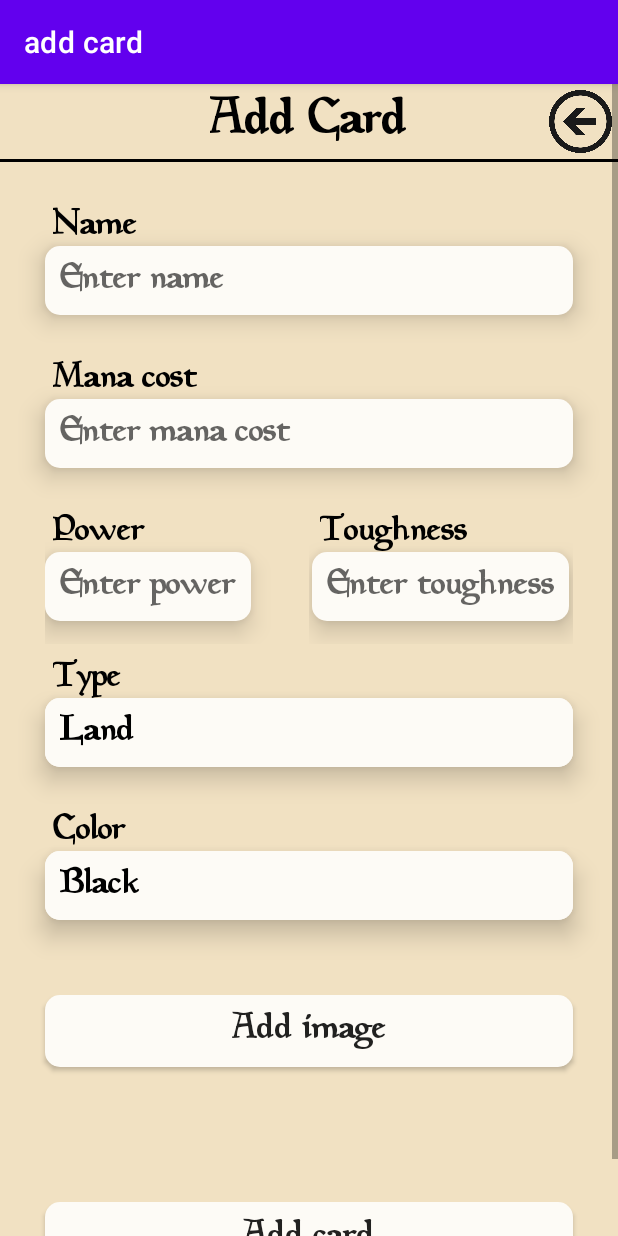
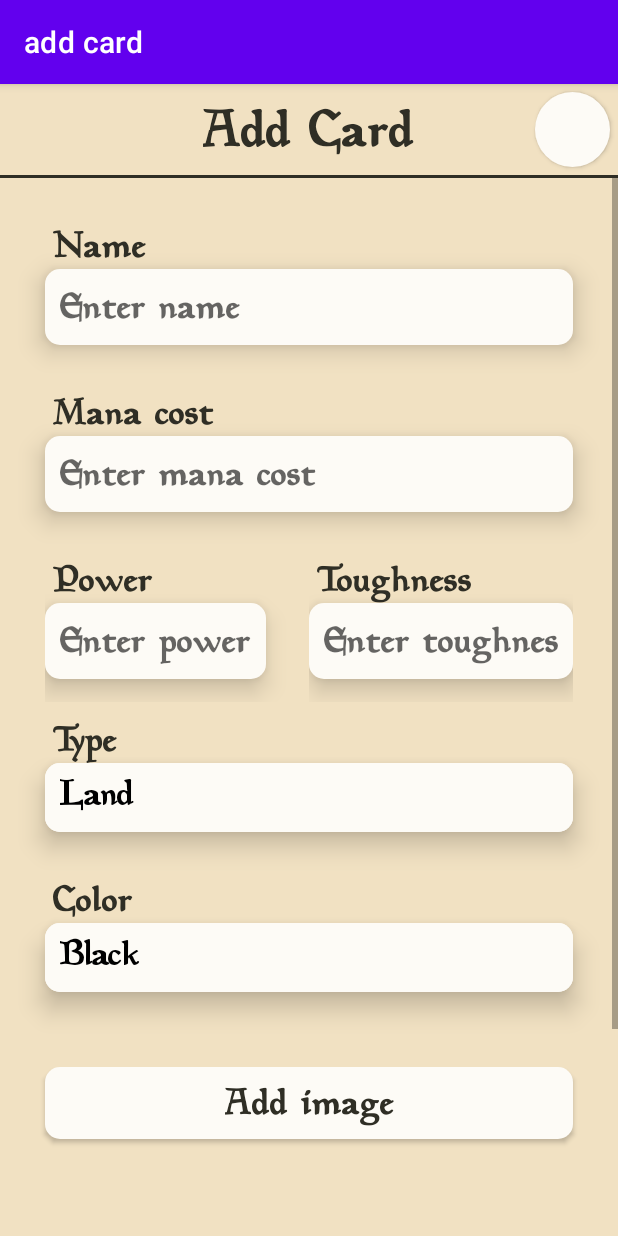
Before and after one commit to Fabian-2596/MSD_Assignment, an Android app: the screen it shows after launch (AddCard), after a tap on an icon or button, on a phone screen of 412 x 824 dp. Run offline under Robolectric (Android 15) with nearby library versions, the phone set to English and light mode, and no system bars; pictures from the network do not load.

Commit message:
Changed font, added fail state to add card

```diff
--- a/app/src/main/AndroidManifest.xml
+++ b/app/src/main/AndroidManifest.xml
@@ -15,7 +15,7 @@
         android:theme="@style/Theme.MTGCollection"
         tools:targetApi="31">
         <activity
-            android:name=".MainActivity"
+            android:name=".AllCards"
             android:exported="true">
             <intent-filter>
                 <action android:name="android.intent.action.MAIN" />
--- a/app/src/main/java/com/example/mtgcollection/AllCards.java
+++ b/app/src/main/java/com/example/mtgcollection/AllCards.java
@@ -1,15 +1,45 @@
 package com.example.mtgcollection;
 
-import android.os.Bundle;
 
 import androidx.appcompat.app.AppCompatActivity;
 
+
+import android.content.Intent;
+import android.database.Cursor;
+import android.os.Bundle;
+import android.view.View;
+import android.widget.ImageButton;
+import android.widget.ListView;
+
+
 public class AllCards extends AppCompatActivity {
 
+    CardDatabaseManager cdm = new CardDatabaseManager(this);
+
     @Override
-    public void onCreate(Bundle savedInstanceState) {
+    protected void onCreate(Bundle savedInstanceState) {
         super.onCreate(savedInstanceState);
+        setContentView(R.layout.card_list);
 
+        ListView lv_cards = findViewById(R.id.lv_cards);
 
+        cdm.open();
+        Cursor cards = cdm.getAllCards();
+
+            cards.moveToFirst();
+            CardCursorAdapter cca = new CardCursorAdapter(this, cards);
+            lv_cards.setAdapter(cca);
+
+        cdm.close();
+
+        ImageButton btn_add = findViewById(R.id.btn_add);
+        btn_add.setOnClickListener(new View.OnClickListener() {
+            @Override
+            public void onClick(View v) {
+                Intent addCard = new Intent(AllCards.this, AddCard.class);
+                startActivity(addCard);
+                finish();
+            }
+        });
     }
 }
--- a/app/src/main/java/com/example/mtgcollection/CardDatabaseManager.java
+++ b/app/src/main/java/com/example/mtgcollection/CardDatabaseManager.java
@@ -58,6 +58,7 @@ import android.util.Log;
             values.put(KEY_IMAGE, card.getImage());
 
             database.insert(TABLE_CARD, null, values);
+
         }
 
         void addDeck(Deck deck) {
--- a/app/src/main/java/com/example/mtgcollection/MainActivity.java
+++ /dev/null
@@ -1,46 +0,0 @@
-package com.example.mtgcollection;
-
-
-import androidx.appcompat.app.AppCompatActivity;
-
-
-import android.content.Intent;
-import android.database.Cursor;
-import android.os.Bundle;
-import android.view.View;
-import android.widget.ImageButton;
-import android.widget.ListView;
-
-
-public class MainActivity extends AppCompatActivity {
-
-    CardDatabaseManager cdm = new CardDatabaseManager(this);
-
-    @Override
-    protected void onCreate(Bundle savedInstanceState) {
-        super.onCreate(savedInstanceState);
-        setContentView(R.layout.card_list);
-
-        ListView lv_cards = findViewById(R.id.lv_cards);
-
-        cdm.open();
-        Cursor cards = cdm.getAllCards();
-
-        if (cards != null) {
-            cards.moveToFirst();
-            CardCursorAdapter cca = new CardCursorAdapter(this, cards);
-            lv_cards.setAdapter(cca);
-        }
-        cdm.close();
-
-        ImageButton btn_add = findViewById(R.id.btn_add);
-        btn_add.setOnClickListener(new View.OnClickListener() {
-            @Override
-            public void onClick(View v) {
-                Intent addCard = new Intent(MainActivity.this, AddCard.class);
-                startActivity(addCard);
-                finish();
-            }
-        });
-    }
-}
--- /dev/null
+++ b/app/src/main/res/drawable/button_background.xml
@@ -0,0 +1,6 @@
+<?xml version="1.0" encoding="utf-8"?>
+
+<shape xmlns:android="http://schemas.android.com/apk/res/android">
+    <solid android:color="@color/primaryColorLighter"/>
+    <corners android:radius="250dp"/>
+</shape>
--- a/app/src/main/res/layout/add_card.xml
+++ b/app/src/main/res/layout/add_card.xml
@@ -2,15 +2,8 @@
 <LinearLayout xmlns:android="http://schemas.android.com/apk/res/android"
     android:layout_width="match_parent"
     android:layout_height="match_parent"
-    android:background="@color/primaryColor">
-
-    <ScrollView
-        android:layout_width="match_parent"
-        android:layout_height="wrap_content">
-
-        <RelativeLayout
-            android:layout_width="match_parent"
-            android:layout_height="wrap_content">
+    android:background="@color/primaryColor"
+    android:orientation="vertical">
 
     <RelativeLayout
         android:id="@+id/rl1"
@@ -21,42 +14,55 @@
             android:layout_width="wrap_content"
             android:layout_height="wrap_content"
             android:layout_centerInParent="true"
-                    android:fontFamily="@font/magic"
+            android:fontFamily="@font/planewalker"
             android:text="@string/add_card"
-                    android:textColor="@color/black"
+            android:textColor="@color/textColor"
             android:textSize="34sp"
-                    android:textStyle="bold"/>
+            android:textStyle="bold" />
 
-                <ImageButton
+        <androidx.appcompat.widget.AppCompatButton
             android:id="@+id/btn_return"
             android:layout_width="50dp"
             android:layout_height="50dp"
             android:layout_alignParentRight="true"
-                    android:src="@drawable/return_arrow"
-                    android:background="@null"
-                    android:scaleType="fitCenter"
-                    android:padding="4dp"/>
+            android:layout_margin="5dp"
+            android:layout_marginStart="10dp"
+            android:layout_marginTop="10dp"
+            android:layout_marginEnd="10dp"
+            android:layout_marginBottom="10dp"
+            android:background="@drawable/button_background"
+            android:fontFamily="@font/planewalker"
+            android:text=""
+            android:textColor="@color/textColor"
+            android:textSize="40sp" />
 
         <View
             android:id="@+id/view_name"
             android:layout_width="match_parent"
             android:layout_height="2dp"
             android:layout_below="@id/btn_return"
-                    android:background="@color/black" />
+            android:background="@color/textColor" />
 
     </RelativeLayout>
+
+    <ScrollView
+        android:layout_width="match_parent"
+        android:layout_height="wrap_content">
+
+        <RelativeLayout
+            android:layout_width="match_parent"
+            android:layout_height="wrap_content">
 
             <TextView
                 android:id="@+id/tv_name"
                 android:layout_width="wrap_content"
                 android:layout_height="wrap_content"
-                android:layout_below="@+id/rl1"
                 android:layout_alignStart="@+id/et_name"
                 android:layout_marginLeft="5dp"
                 android:layout_marginTop="30dp"
-                android:fontFamily="@font/magic"
+                android:fontFamily="@font/planewalker"
                 android:text="@string/name"
-                android:textColor="@color/black"
+                android:textColor="@color/textColor"
                 android:textSize="24sp"
                 android:textStyle="bold" />
 
@@ -69,12 +75,12 @@
                 android:layout_marginHorizontal="30dp"
                 android:background="@drawable/input_field"
                 android:elevation="10dp"
-                android:fontFamily="@font/magic"
+                android:fontFamily="@font/planewalker"
                 android:hint="Enter name"
+                android:inputType="text"
                 android:padding="10dp"
                 android:textSize="24sp"
-                android:textStyle="bold"
-                android:inputType="text"/>
+                android:textStyle="bold" />
 
             <TextView
                 android:id="@+id/tv_cost"
@@ -84,9 +90,9 @@
                 android:layout_alignStart="@+id/et_name"
                 android:layout_marginLeft="5dp"
                 android:layout_marginTop="30dp"
-                android:fontFamily="@font/magic"
+                android:fontFamily="@font/planewalker"
                 android:text="@string/mana_cost"
-                android:textColor="@color/black"
+                android:textColor="@color/textColor"
                 android:textSize="24sp"
                 android:textStyle="bold" />
 
@@ -99,13 +105,13 @@
                 android:layout_marginHorizontal="30dp"
                 android:background="@drawable/input_field"
                 android:elevation="10dp"
-                android:fontFamily="@font/magic"
+                android:fontFamily="@font/planewalker"
                 android:hint="Enter mana cost"
                 android:inputType="number"
+                android:maxLength="2"
                 android:padding="10dp"
                 android:textSize="24sp"
-                android:textStyle="bold"
-                android:maxLength="2"/>
+                android:textStyle="bold" />
 
             <LinearLayout
                 android:id="@+id/ll2"
@@ -127,9 +133,9 @@
                         android:layout_height="wrap_content"
                         android:layout_alignStart="@+id/et_power"
                         android:layout_marginLeft="5dp"
-                        android:fontFamily="@font/magic"
+                        android:fontFamily="@font/planewalker"
                         android:text="Power"
-                        android:textColor="@color/black"
+                        android:textColor="@color/textColor"
                         android:textSize="24sp"
                         android:textStyle="bold" />
 
@@ -139,16 +145,16 @@
                         android:layout_height="wrap_content"
                         android:layout_below="@+id/tv_power"
                         android:layout_centerVertical="true"
+                        android:layout_marginBottom="15dp"
                         android:background="@drawable/input_field"
                         android:elevation="10dp"
-                        android:fontFamily="@font/magic"
+                        android:fontFamily="@font/planewalker"
                         android:hint="Enter power"
+                        android:inputType="number"
+                        android:maxLength="2"
                         android:padding="10dp"
                         android:textSize="24sp"
-                        android:textStyle="bold"
-                        android:layout_marginBottom="15dp"
-                        android:inputType="number"
-                        android:maxLength="2"/>
+                        android:textStyle="bold" />
 
                 </RelativeLayout>
 
@@ -163,9 +169,9 @@
                         android:layout_height="wrap_content"
                         android:layout_alignStart="@+id/et_toughness"
                         android:layout_marginLeft="5dp"
-                        android:fontFamily="@font/magic"
+                        android:fontFamily="@font/planewalker"
                         android:text="Toughness"
-                        android:textColor="@color/black"
+                        android:textColor="@color/textColor"
                         android:textSize="24sp"
                         android:textStyle="bold" />
 
@@ -178,13 +184,13 @@
                         android:layout_marginBottom="15dp"
                         android:background="@drawable/input_field"
                         android:elevation="10dp"
-                        android:fontFamily="@font/magic"
+                        android:fontFamily="@font/planewalker"
                         android:hint="Enter toughness"
+                        android:inputType="number"
+                        android:maxLength="2"
                         android:padding="10dp"
                         android:textSize="24sp"
-                        android:textStyle="bold"
-                        android:inputType="number"
-                        android:maxLength="2"/>
+                        android:textStyle="bold" />
 
                 </RelativeLayout>
 
@@ -198,9 +204,9 @@
                 android:layout_alignStart="@+id/spinner_type"
                 android:layout_marginLeft="5dp"
                 android:layout_marginTop="10dp"
-                android:fontFamily="@font/magic"
+                android:fontFamily="@font/planewalker"
                 android:text="Type"
-                android:textColor="@color/black"
+                android:textColor="@color/textColor"
                 android:textSize="24sp"
                 android:textStyle="bold" />
 
@@ -223,9 +229,9 @@
                 android:layout_alignStart="@+id/spinner_color"
                 android:layout_marginLeft="5dp"
                 android:layout_marginTop="30dp"
-                android:fontFamily="@font/magic"
+                android:fontFamily="@font/planewalker"
                 android:text="Color"
-                android:textColor="@color/black"
+                android:textColor="@color/textColor"
                 android:textSize="24sp"
                 android:textStyle="bold" />
 
@@ -250,27 +256,36 @@
                 android:layout_marginEnd="30dp"
                 android:layout_marginBottom="30dp"
                 android:background="@drawable/input_field"
-                android:fontFamily="@font/magic"
+                android:fontFamily="@font/planewalker"
                 android:text="Add image"
                 android:textAllCaps="false"
+                android:textColor="@color/textColor"
                 android:textSize="24sp"
                 android:textStyle="bold" />
+
+            <ImageView
+                android:id="@+id/iv_preview"
+                android:layout_width="63dp"
+                android:layout_height="88dp"
+                android:layout_below="@+id/btn_picture"
+                android:layout_centerInParent="true" />
 
             <androidx.appcompat.widget.AppCompatButton
                 android:id="@+id/btn_submit"
                 android:layout_width="match_parent"
                 android:layout_height="wrap_content"
-                android:layout_below="@+id/btn_picture"
+                android:layout_below="@+id/iv_preview"
                 android:layout_marginStart="30dp"
-                android:layout_marginTop="60dp"
+                android:layout_marginTop="40dp"
                 android:layout_marginEnd="30dp"
                 android:layout_marginBottom="30dp"
                 android:background="@drawable/input_field"
-                android:fontFamily="@font/magic"
+                android:fontFamily="@font/planewalker"
                 android:text="Add card"
                 android:textAllCaps="false"
+                android:textColor="@color/textColor"
                 android:textSize="24sp"
-                android:textStyle="bold"/>
+                android:textStyle="bold" />
 
         </RelativeLayout>
 
--- a/app/src/main/res/layout/filter.xml
+++ b/app/src/main/res/layout/filter.xml
@@ -4,6 +4,6 @@
     xmlns:tools="http://schemas.android.com/tools"
     android:layout_width="match_parent"
     android:layout_height="match_parent"
-    tools:context=".MainActivity">
+    tools:context=".AllCards">
 
 </RelativeLayout>
--- a/app/src/main/res/values/colors.xml
+++ b/app/src/main/res/values/colors.xml
@@ -9,4 +9,5 @@
     <color name="white">#FFFFFFFF</color>
     <color name="primaryColor">#F1E1C2</color>
     <color name="primaryColorLighter">#FDFBF6</color>
+    <color name="textColor">#2F2E25</color>
 </resources>
```
Also changed, not shown: app/src/main/java/com/example/mtgcollection/AddCard.java (+31 -12 lines), app/src/main/java/com/example/mtgcollection/CardCursorAdapter.java (+8 -2 lines), app/src/main/res/layout/add_deck.xml (+4 -4 lines), app/src/main/res/layout/card_row.xml (+35 -19 lines). Lines whose indentation alone changed are shown as unchanged.
